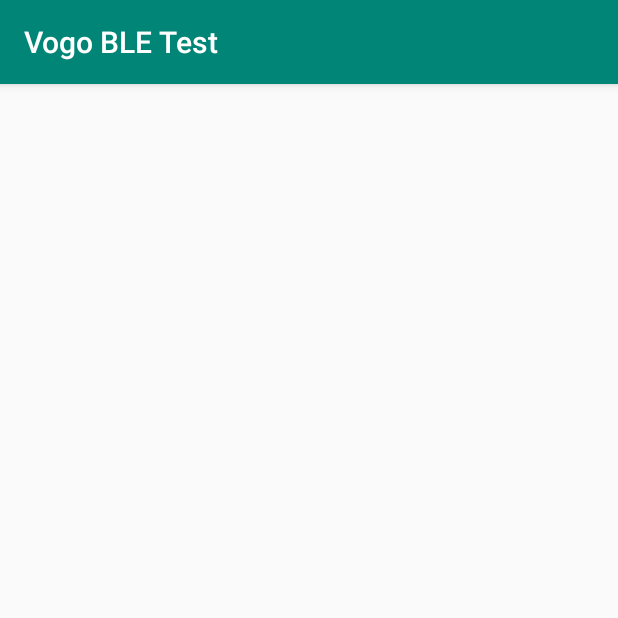
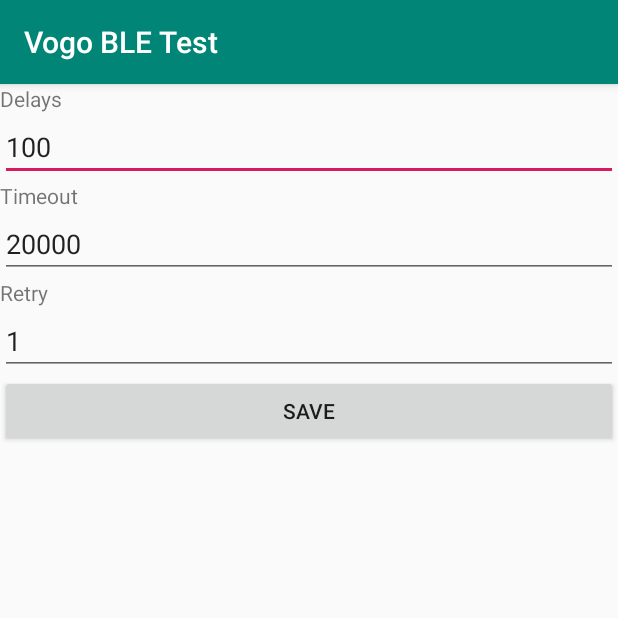
Before and after one commit to chandrasekarvogo/vogoBleTest, an Android app: the screen it shows after launch (Settings), in the options menu, after a tap on "Settings", on a phone screen of 412 x 824 dp, the top half of it. Run offline under Robolectric (Android 15) with nearby library versions, the phone set to English and light mode, and no system bars; our stand-ins replace Firebase (no records; nobody signed in at launch, a user with empty details on screens opened directly); 1 statement that could not run was skipped.

Commit message:
added settings and connection status

```diff
--- a/app/src/main/java/com/vogo/vogobletest/BLEConnection.java
+++ b/app/src/main/java/com/vogo/vogobletest/BLEConnection.java
@@ -52,10 +52,12 @@ public class BLEConnection extends AppCompatActivity {
     String cmdEndRide;
     TextView tvBox, tvMac, tvStatus;
     Button btnStart,btnEnd,btnStop,btnSeat;
-    EditText etDelay;
     private ProgressDialog dialog;
     int millis = 100; //default
-
+TextView tvReceived;
+TextView tvDiscovered;
+    int retry = 1,retryCount = 0;
+    boolean isRetry = true;
 
     public final static String ACTION_GATT_CONNECTED =
             "com.example.bluetooth.le.ACTION_GATT_CONNECTED";
@@ -178,7 +180,8 @@ public class BLEConnection extends AppCompatActivity {
         btnEnd = (Button) findViewById(R.id.end);
         btnStop = (Button) findViewById(R.id.stop);
         btnSeat = (Button) findViewById(R.id.seat);
-        etDelay = (EditText) findViewById(R.id.etDelay);
+        tvReceived = (TextView) findViewById(R.id.tvReceived);
+        tvDiscovered = (TextView) findViewById(R.id.tvDiscovered);
         dialog = new ProgressDialog(this);
         if(!hasPermissions(this, PERMISSIONS)){
             ActivityCompat.requestPermissions(this, PERMISSIONS, PERMISSION_ALL);
@@ -197,14 +200,13 @@ public class BLEConnection extends AppCompatActivity {
         Utils.sendLog(new LogInfo("BLE Supported", new Date(System.currentTimeMillis())),Utils.SUCCESS);
         tvBox.setText(boxNumber);
         tvMac.setText(macAddress);
-        etDelay.setText(String.valueOf(millis));
         sharedPreferences = getApplicationContext().getSharedPreferences("com.vogo.vogobletest",MODE_PRIVATE);
         blePass = sharedPreferences.getString(Constants.BLE_PASS,Config.DEFAULT_PASS);
         cmdIgnitionOn = sharedPreferences.getString(Constants.IGNITION_ON,Config.DEFAULT_IGNITION_ON);
         cmdIgnitionOff = sharedPreferences.getString(Constants.IGNITION_OFF,Config.DEFAULT_IGNITION_OFF);
         cmdSeatLockOpen = sharedPreferences.getString(Constants.SEAT_OPEN,Config.DEFAULT_SEAT_OPEN);
         cmdEndRide = sharedPreferences.getString(Constants.END_RIDE,Config.DEFAULT_END_RIDE);
-
+        retry = sharedPreferences.getInt(Settings.RETRY,1);
         btnStart.setOnClickListener(new View.OnClickListener() {
             @Override
             public void onClick(View v) {
@@ -216,6 +218,9 @@ public class BLEConnection extends AppCompatActivity {
                 }
                 dialog.setMessage("Connecting");
                 dialog.show();
+
+                isRetry = true;
+                retryCount = 0;
                 scanLeDevice(true);
             }
         });
@@ -229,6 +234,9 @@ public class BLEConnection extends AppCompatActivity {
                 }
                 dialog.setMessage("Connecting");
                 dialog.show();
+
+                isRetry = true;
+                retryCount = 0;
                 scanLeDevice(true);
             }
         });
@@ -243,6 +251,9 @@ public class BLEConnection extends AppCompatActivity {
                 }
                 dialog.setMessage("Connecting");
                 dialog.show();
+
+                isRetry = true;
+                retryCount = 0;
             scanLeDevice(true);
             }
         });
@@ -257,6 +268,9 @@ public class BLEConnection extends AppCompatActivity {
                 }
                 dialog.setMessage("Connecting");
                 dialog.show();
+
+                isRetry = true;
+                retryCount = 0;
                 scanLeDevice(true);
             }
         });
@@ -298,6 +312,7 @@ public class BLEConnection extends AppCompatActivity {
                         BluetoothDevice btDevice = result.getDevice();
                         Log.d("device", btDevice.getAddress());
                         if (btDevice.getAddress().equalsIgnoreCase(macAddress)) {
+                            tvDiscovered.setText("Device Discovered:"+ result.getRssi());
                             Utils.sendLog(new LogInfo("Device Discovered", new Date(System.currentTimeMillis())),Utils.SUCCESS);
                             connectToDevice(btDevice);
                         }
@@ -321,7 +336,7 @@ public class BLEConnection extends AppCompatActivity {
                 Utils.sendLog(new LogInfo("Older Version of Android", new Date(System.currentTimeMillis())),Utils.EVENTS);
                 mLeScanCallback = new BluetoothAdapter.LeScanCallback() {
                     @Override
-                    public void onLeScan(final BluetoothDevice device, int rssi,
+                    public void onLeScan(final BluetoothDevice device, final int rssi,
                                          byte[] scanRecord) {
                         runOnUiThread(new Runnable() {
                             @Override
@@ -329,6 +344,7 @@ public class BLEConnection extends AppCompatActivity {
                                 Log.i("onLeScan", device.toString());
                                 Utils.sendLog(new LogInfo("Scanning", new Date(System.currentTimeMillis())),Utils.EVENTS);
                                 if (device.getAddress().equalsIgnoreCase(macAddress)) {
+                                    tvDiscovered.setText("Device Discovered:"+ rssi);
                                     connectToDevice(device);
                                 }
                             }
@@ -416,6 +432,17 @@ public class BLEConnection extends AppCompatActivity {
         }
     }
 
+    public void doRetry() {
+        if (isRetry &&  retryCount < retry) {
+            if (dialog.isShowing()) {
+                dialog.dismiss();
+            }
+            dialog.setMessage("Retrying");
+            dialog.show();
+            scanLeDevice(true);
+            retryCount+=1;
+        }
+    }
     private final BroadcastReceiver mGattUpdateReceiver = new BroadcastReceiver() {
         @Override
         public void onReceive(Context context, Intent intent) {
@@ -424,12 +451,14 @@ public class BLEConnection extends AppCompatActivity {
                 Toast.makeText(getApplicationContext(),"Connected",Toast.LENGTH_LONG).show();
                 Utils.sendLog(new LogInfo("BLE Device Connected", new Date(System.currentTimeMillis())),Utils.EVENTS);
                 tvStatus.setText("Connected");
+                isRetry = false;
+                retryCount = retry;
                 mHandler.postDelayed(new Runnable() {
                     @Override
                     public void run() {
                          // disconnect from BLE
                     }
-                },20000);
+                },(sharedPreferences.getInt(Settings.TIMEOUT,1000*20)>1000*20?sharedPreferences.getInt(Settings.TIMEOUT,1000*20):1000*20));
                 //  toggle.setEnabled(true);
             } else if (ACTION_GATT_DISCONNECTED.equals(action)) {
                 Toast.makeText(getApplicationContext(),"Disconnected",Toast.LENGTH_LONG).show();
@@ -474,13 +503,16 @@ public class BLEConnection extends AppCompatActivity {
     }
     public void close() {
         if (mGatt == null) {
+            doRetry();
             return;
         }
         mGatt.close();
         mGatt = null;
+
+        doRetry();
     }
     private void displayData(String stringExtra) {
-
+        tvReceived.setText(stringExtra);
         Log.d("BLE readings", stringExtra
         );
          if(stringExtra.equalsIgnoreCase("401")) {
@@ -560,8 +592,7 @@ public class BLEConnection extends AppCompatActivity {
             return false;
         }
         try{
-            String delay = etDelay.getText().toString().trim().replaceAll("[^0-9]", "");
-            millis = Integer.valueOf(!delay.contentEquals("")?delay:"100");
+            millis = sharedPreferences.getInt(Settings.DELAY,100);
             Thread.sleep(millis);}
         catch(InterruptedException e){
 
--- a/app/src/main/java/com/vogo/vogobletest/Settings.java
+++ b/app/src/main/java/com/vogo/vogobletest/Settings.java
@@ -1,13 +1,51 @@
 package com.vogo.vogobletest;
 
+import android.content.Context;
+import android.content.SharedPreferences;
 import android.support.v7.app.AppCompatActivity;
 import android.os.Bundle;
+import android.view.View;
+import android.widget.Button;
+import android.widget.EditText;
+import android.widget.Toast;
 
 public class Settings extends AppCompatActivity {
+    public static final String TIMEOUT = "timeout";
+    public static final String DELAY = "delay";
+    public static final String RETRY = "retry";
+
+    SharedPreferences sharedPreferences;
+    private EditText delay;
+    private EditText timeout;
+    private EditText retry;
+    private Button btnSave;
+    private Context context;
 
     @Override
     protected void onCreate(Bundle savedInstanceState) {
         super.onCreate(savedInstanceState);
         setContentView(R.layout.activity_settings);
+        sharedPreferences = getApplicationContext().getSharedPreferences("com.vogo.vogobletest",MODE_PRIVATE);
+        context = this;
+        delay = (EditText) findViewById(R.id.delayET);
+        timeout = (EditText)findViewById(R.id.timeoutET);
+        retry = (EditText) findViewById(R.id.retryET);
+        btnSave = (Button) findViewById(R.id.saveBtn);
+
+
+        delay.setText(String.valueOf(sharedPreferences.getInt(DELAY,100)));
+        timeout.setText(String.valueOf(sharedPreferences.getInt(TIMEOUT,1000*20)));
+        retry.setText(String.valueOf(sharedPreferences.getInt(RETRY,1)));
+
+
+        btnSave.setOnClickListener(new View.OnClickListener() {
+            @Override
+            public void onClick(View v) {
+                sharedPreferences.edit().putInt(DELAY, Integer.parseInt(delay.getText().toString().trim().replaceAll("[^0-9]", ""))).apply();
+                sharedPreferences.edit().putInt(TIMEOUT, Integer.parseInt(timeout.getText().toString().trim().replaceAll("[^0-9]", ""))).apply();
+                sharedPreferences.edit().putInt(RETRY,Integer.parseInt(retry.getText().toString().trim().replaceAll("[^0-9]", ""))).apply();
+                Toast.makeText(context,"Saved", Toast.LENGTH_SHORT).show();
+            }
+        });
     }
 }
--- a/app/src/main/res/layout/activity_settings.xml
+++ b/app/src/main/res/layout/activity_settings.xml
@@ -1,9 +1,61 @@
 <?xml version="1.0" encoding="utf-8"?>
-<android.support.constraint.ConstraintLayout xmlns:android="http://schemas.android.com/apk/res/android"
+<LinearLayout xmlns:android="http://schemas.android.com/apk/res/android"
     xmlns:app="http://schemas.android.com/apk/res-auto"
     xmlns:tools="http://schemas.android.com/tools"
     android:layout_width="match_parent"
     android:layout_height="match_parent"
+    android:orientation="vertical"
     tools:context=".Settings">
 
-</android.support.constraint.ConstraintLayout>
+
+
+    <TextView
+        android:id="@+id/textView11"
+        android:layout_width="match_parent"
+        android:layout_height="wrap_content"
+        android:text="Delays" />
+
+    <EditText
+        android:id="@+id/delayET"
+        android:layout_width="match_parent"
+        android:layout_height="wrap_content"
+        android:ems="10"
+        android:inputType="textPersonName"
+        android:hint="Delays" />
+
+    <TextView
+        android:id="@+id/textView7"
+        android:layout_width="match_parent"
+        android:layout_height="wrap_content"
+        android:text="Timeout" />
+
+    <EditText
+        android:id="@+id/timeoutET"
+        android:layout_width="match_parent"
+        android:layout_height="wrap_content"
+        android:ems="10"
+        android:inputType="textPersonName"
+        android:hint="Enter Timeout" />
+
+    <TextView
+        android:id="@+id/tvRetry"
+        android:layout_width="match_parent"
+        android:layout_height="wrap_content"
+        android:text="Retry" />
+
+    <EditText
+        android:id="@+id/retryET"
+        android:layout_width="match_parent"
+        android:layout_height="wrap_content"
+        android:ems="10"
+        android:inputType="textPersonName"
+        android:hint="Retry" />
+
+    <Button
+        android:id="@+id/saveBtn"
+        android:layout_width="match_parent"
+        android:layout_height="wrap_content"
+        android:text="Save" />
+
+
+</LinearLayout>
```
Also changed, not shown: app/src/main/res/layout/activity_bleconnection.xml (+19 -7 lines).
